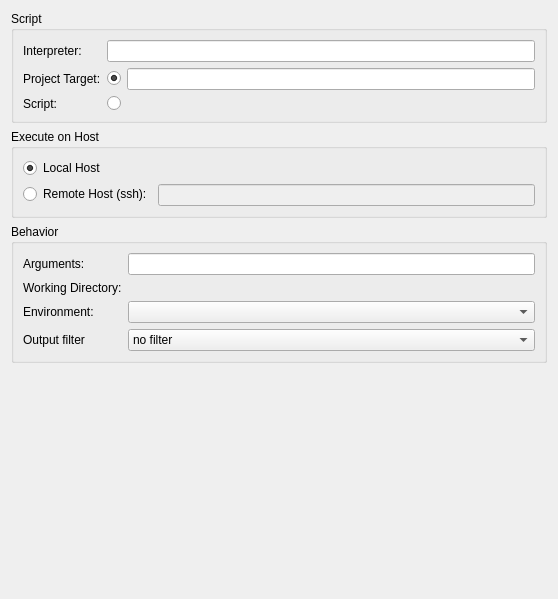
The window that plugins/executescript/scriptappconfig.ui (KDE/kdevelop) describes before a commit, drawn with Qt 5.
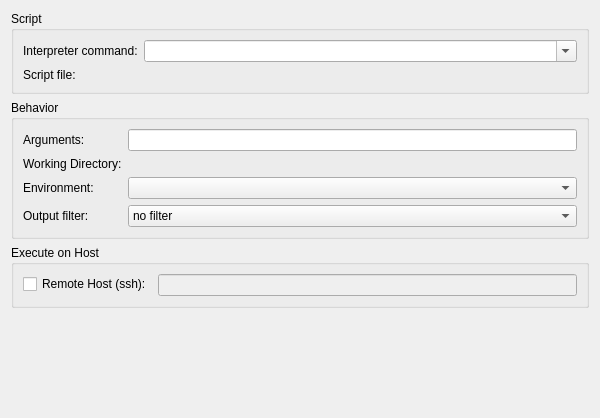
The same window after the commit. Custom widgets are drawn as their Qt base class.

Commit message:
Improve the execute script configuration widget
- rearrange UI widgets
- remove difference between project item / script item since it
  made no sense
- polishing

The edit to the form file:
```diff
--- a/plugins/executescript/scriptappconfig.ui
+++ b/plugins/executescript/scriptappconfig.ui
@@ -6,8 +6,8 @@
    <rect>
     <x>0</x>
     <y>0</y>
-    <width>558</width>
-    <height>599</height>
+    <width>600</width>
+    <height>418</height>
    </rect>
   </property>
   <layout class="QVBoxLayout" name="verticalLayout">
@@ -17,76 +17,29 @@
       <string>Script</string>
      </property>
      <layout class="QFormLayout" name="formLayout_3">
+      <property name="fieldGrowthPolicy">
+       <enum>QFormLayout::AllNonFixedFieldsGrow</enum>
+      </property>
       <item row="0" column="0">
        <widget class="QLabel" name="label_7">
         <property name="text">
-         <string>Interpreter:</string>
-        </property>
-        <property name="buddy">
-         <cstring>interpreter</cstring>
+         <string>Interpreter command:</string>
         </property>
        </widget>
       </item>
-      <item row="0" column="1">
-       <widget class="KLineEdit" name="interpreter"/>
-      </item>
       <item row="1" column="0">
-       <widget class="QLabel" name="label">
-        <property name="text">
-         <string>Project Target:</string>
-        </property>
-        <property name="buddy">
-         <cstring>projectTargetRadio</cstring>
-        </property>
-       </widget>
-      </item>
-      <item row="1" column="1">
-       <layout class="QHBoxLayout" name="horizontalLayout_2">
-        <item>
-         <widget class="QRadioButton" name="projectTargetRadio">
-          <property name="text">
-           <string/>
-          </property>
-          <property name="checked">
-           <bool>true</bool>
-          </property>
-         </widget>
-        </item>
-        <item>
-         <widget class="ProjectItemLineEdit" name="projectTarget">
-          <property name="clickMessage">
-           <string>Enter a project target as path in the tree</string>
-          </property>
-         </widget>
-        </item>
-       </layout>
-      </item>
-      <item row="2" column="0">
        <widget class="QLabel" name="label_2">
         <property name="text">
-         <string>Script:</string>
-        </property>
-        <property name="buddy">
-         <cstring>executableRadio</cstring>
+         <string>Script file:</string>
         </property>
        </widget>
       </item>
-      <item row="2" column="1">
+      <item row="1" column="1">
        <layout class="QHBoxLayout" name="horizontalLayout">
-        <item>
-         <widget class="QRadioButton" name="executableRadio">
-          <property name="enabled">
-           <bool>true</bool>
-          </property>
-          <property name="text">
-           <string/>
-          </property>
-         </widget>
-        </item>
         <item>
          <widget class="KUrlRequester" name="executablePath">
           <property name="enabled">
-           <bool>false</bool>
+           <bool>true</bool>
           </property>
           <property name="clickMessage">
            <string>Enter the absolute path to a script file</string>
@@ -95,46 +48,36 @@
         </item>
        </layout>
       </item>
-     </layout>
-    </widget>
-   </item>
-   <item>
-    <widget class="QGroupBox" name="groupBox_3">
-     <property name="sizePolicy">
-      <sizepolicy hsizetype="Preferred" vsizetype="Fixed">
-       <horstretch>0</horstretch>
-       <verstretch>0</verstretch>
-      </sizepolicy>
-     </property>
-     <property name="title">
-      <string>Execute on Host</string>
-     </property>
-     <layout class="QFormLayout" name="formLayout_2">
-      <item row="0" column="0">
-       <widget class="QRadioButton" name="localHostRadio">
-        <property name="text">
-         <string>Local Host</string>
-        </property>
-        <property name="checked">
+      <item row="0" column="1">
+       <widget class="QComboBox" name="interpreter">
+        <property name="editable">
          <bool>true</bool>
         </property>
-       </widget>
-      </item>
-      <item row="1" column="0">
-       <widget class="QRadioButton" name="remoteHostRadio">
-        <property name="text">
-         <string>Remote Host (ssh):</string>
-        </property>
-       </widget>
-      </item>
-      <item row="1" column="1">
-       <widget class="KLineEdit" name="remoteHost">
-        <property name="enabled">
-         <bool>false</bool>
-        </property>
-        <property name="clickMessage">
-         <string>Enter a remote host (user@example.com)</string>
-        </property>
+        <item>
+         <property name="text">
+          <string/>
+         </property>
+        </item>
+        <item>
+         <property name="text">
+          <string>python</string>
+         </property>
+        </item>
+        <item>
+         <property name="text">
+          <string>ruby</string>
+         </property>
+        </item>
+        <item>
+         <property name="text">
+          <string>bash</string>
+         </property>
+        </item>
+        <item>
+         <property name="text">
+          <string>php -e</string>
+         </property>
+        </item>
        </widget>
       </item>
      </layout>
@@ -161,7 +104,10 @@
         <property name="toolTip">
          <string>Enter arguments to give to the executable</string>
         </property>
-        <property name="clickMessage">
+        <property name="placeholderText">
+         <string/>
+        </property>
+        <property name="clickMessage" stdset="0">
          <string>Enter arguments to give to the executable</string>
         </property>
        </widget>
@@ -206,7 +152,7 @@
       <item row="3" column="0">
        <widget class="QLabel" name="label_6">
         <property name="text">
-         <string>Output filter</string>
+         <string>Output filter:</string>
         </property>
        </widget>
       </item>
@@ -240,6 +186,41 @@
      </layout>
     </widget>
    </item>
+   <item>
+    <widget class="QGroupBox" name="groupBox_3">
+     <property name="sizePolicy">
+      <sizepolicy hsizetype="Preferred" vsizetype="Fixed">
+       <horstretch>0</horstretch>
+       <verstretch>0</verstretch>
+      </sizepolicy>
+     </property>
+     <property name="title">
+      <string>Execute on Host</string>
+     </property>
+     <layout class="QFormLayout" name="formLayout_2">
+      <property name="fieldGrowthPolicy">
+       <enum>QFormLayout::AllNonFixedFieldsGrow</enum>
+      </property>
+      <item row="0" column="1">
+       <widget class="KLineEdit" name="remoteHost">
+        <property name="enabled">
+         <bool>false</bool>
+        </property>
+        <property name="clickMessage" stdset="0">
+         <string>Enter a remote host (user@example.com)</string>
+        </property>
+       </widget>
+      </item>
+      <item row="0" column="0">
+       <widget class="QCheckBox" name="remoteHostCheckbox">
+        <property name="text">
+         <string>Remote Host (ssh):</string>
+        </property>
+       </widget>
+      </item>
+     </layout>
+    </widget>
+   </item>
    <item>
     <spacer name="verticalSpacer">
      <property name="orientation">
@@ -276,11 +257,6 @@
    <extends>KComboBox</extends>
    <header>util/environmentselectionwidget.h</header>
   </customwidget>
-  <customwidget>
-   <class>ProjectItemLineEdit</class>
-   <extends>KLineEdit</extends>
-   <header>project/projectitemlineedit.h</header>
-  </customwidget>
  </customwidgets>
  <tabstops>
   <tabstop>interpreter</tabstop>
```
Left out of the diff: 97 changed lines with no effect on the pictures. The commit also changes 2 other files.
